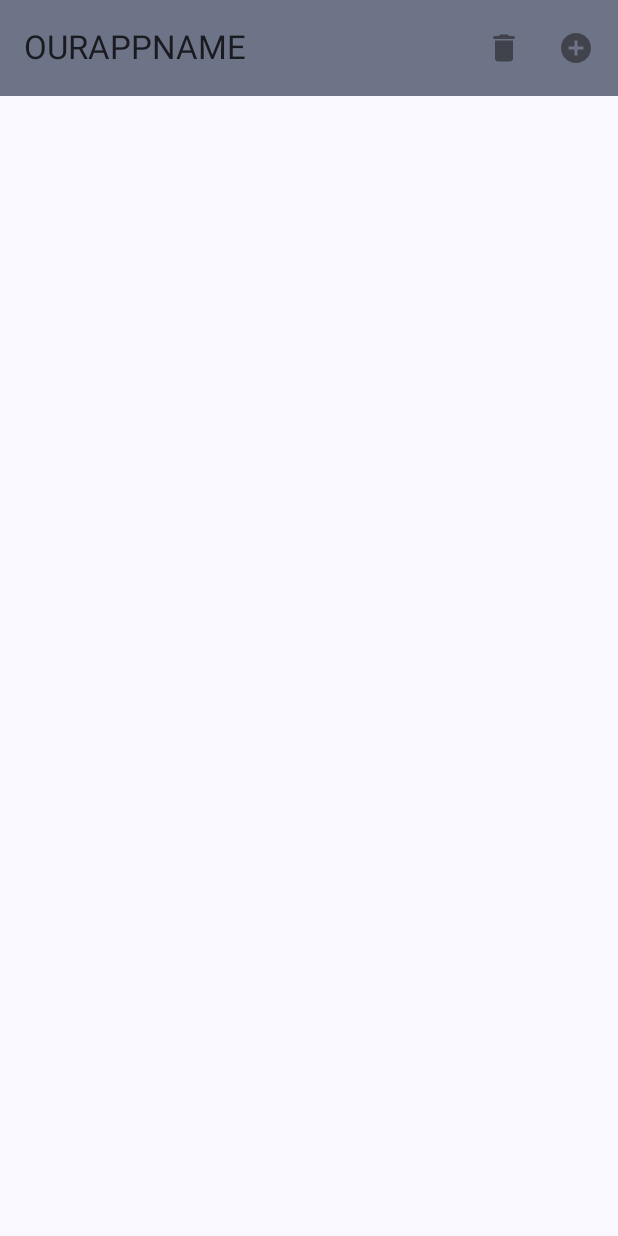
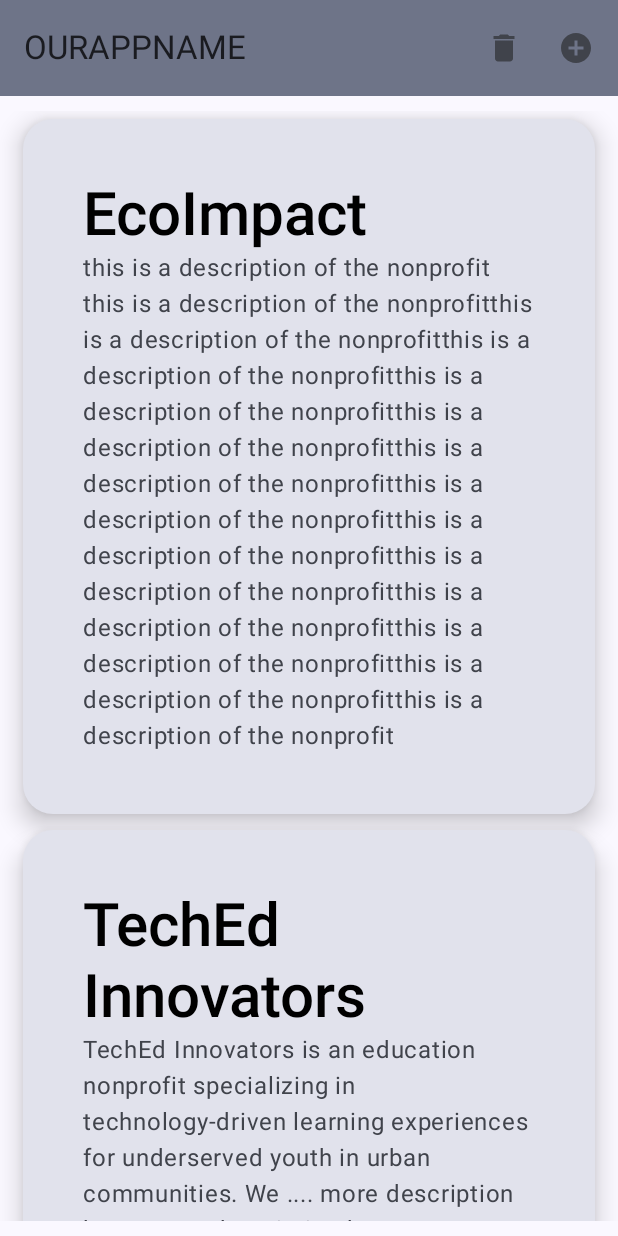
Before and after one commit to yaqubdiyaa/MobileFinalApp, an Android app built with Jetpack Compose: the composable LikedOrgs shown on its own in the app's theme, on a phone screen of 412 x 824 dp. Run offline under Robolectric (Android 15) with nearby library versions, the phone set to English and light mode, and no system bars; our stand-ins replace Dagger/Hilt's generated code, Room's generated code.

Commit message:
trying to figure out why not isLiked showing up in likedorgs

```diff
--- a/NonprofitApp/app/src/main/java/hu/ait/nonprofitapp/MainActivity.kt
+++ b/NonprofitApp/app/src/main/java/hu/ait/nonprofitapp/MainActivity.kt
@@ -36,8 +36,9 @@ class MainActivity : ComponentActivity() {
                     color = MaterialTheme.colorScheme.background
                 ) {
                     //NavGraph()
+                    LikedOrgs()
                     //MySwipePagePreview()
-                    MySwipePage()
+                    //MySwipePage()
                 }
 
             }
@@ -58,7 +59,7 @@ fun NavGraph(
         startDestination = "swipescreen"
     ) {
         composable("swipescreen") {
-           // MySwipePage(navController)
+            MySwipePage(navController)
             //LikedOrgs()
             //LoginScreen(
               //  onLoginSuccess = {
--- a/NonprofitApp/app/src/main/java/hu/ait/nonprofitapp/data/NonprofitAppDatabase.kt
+++ b/NonprofitApp/app/src/main/java/hu/ait/nonprofitapp/data/NonprofitAppDatabase.kt
@@ -5,7 +5,7 @@ import androidx.room.Database
 import androidx.room.Room
 import androidx.room.RoomDatabase
 
-@Database(entities = [NonprofitItem::class], version = 3, exportSchema = false)
+@Database(entities = [NonprofitItem::class], version = 9, exportSchema = false)
 abstract class NonprofitAppDatabase : RoomDatabase() {
 
     abstract fun nonprofitDao(): NonprofitDAO
--- a/NonprofitApp/app/src/main/java/hu/ait/nonprofitapp/data/NonprofitDAO.kt
+++ b/NonprofitApp/app/src/main/java/hu/ait/nonprofitapp/data/NonprofitDAO.kt
@@ -16,7 +16,7 @@ interface NonprofitDAO {
     fun getAllShopping(): Flow<List<NonprofitItem>>
 
 
-    @Query("SELECT * FROM nonprofittable WHERE isLiked")
+    @Query("SELECT * FROM nonprofittable WHERE isLiked=1")
     fun getAllLiked(): Flow<List<NonprofitItem>>
 
 
--- a/NonprofitApp/app/src/main/java/hu/ait/nonprofitapp/ui/screen/LikedOrgs.kt
+++ b/NonprofitApp/app/src/main/java/hu/ait/nonprofitapp/ui/screen/LikedOrgs.kt
@@ -50,6 +50,7 @@ import androidx.compose.material3.OutlinedCard
 import androidx.compose.material3.OutlinedTextField
 import androidx.compose.material3.TopAppBar
 import androidx.compose.material3.TopAppBarDefaults
+import androidx.compose.runtime.LaunchedEffect
 import androidx.compose.runtime.collectAsState
 import androidx.compose.runtime.getValue
 import androidx.compose.runtime.mutableStateOf
@@ -83,6 +84,89 @@ fun LikedOrgs(
 ) {
     val coroutineScope = rememberCoroutineScope()
 
+
+    LaunchedEffect(key1 = Unit) {
+        //create all the nonprofits and populate the app
+
+        val nonprofit1: NonprofitItem = NonprofitItem(
+            0, //id
+            "EcoImpact",
+            "this is a description of the nonprofit this " +
+                    "is a description of the nonprofitthis is a " +
+                    "description of the nonprofitthis is a description" +
+                    " of the nonprofitthis is a description of the " +
+                    "nonprofitthis is a description of the nonprofitthis is " +
+                    "a description of the nonprofitthis is a description of the " +
+                    "nonprofitthis is a description of the nonprofitthis is a " +
+                    "description of the nonprofitthis is a description of the nonprofit" +
+                    "this is a description of the nonprofitthis is a description of the " +
+                    "nonprofitthis is a description of the nonprofit",
+            NonprofitType.Environmental,
+            false
+        )
+
+        /*val nonprofit2: NonprofitItem = NonprofitItem(
+            1, //id
+            "Nonprofit name 2",
+            "this is a description of the nonprofit this " +
+                    "is a description of the nonprofitthis is a " +
+                    "description of the nonprofitthis is a description" +
+                    " of the nonprofitthis is a description of the " +
+                    "nonprofitthis is a description of the nonprofitthis is " +
+                    "a description of the nonprofitthis is a description of the " +
+                    "nonprofitthis is a description of the nonprofitthis is a " +
+                    "description of the nonprofitthis is a description of the nonprofit" +
+                    "this is a description of the nonprofitthis is a description of the " +
+                    "nonprofitthis is a description of the nonprofit",
+            NonprofitType.Arts_Culture,
+            false
+        )
+
+         */
+
+        val nonprofit3: NonprofitItem = NonprofitItem(
+            2, //id
+            "TechEd Innovators",
+            "TechEd Innovators is an education nonprofit specializing in technology-driven learning experiences " +
+                    "for underserved youth in urban communities. We .... more description here  more description here more description here " +
+                    "more description here more description here" +
+                    "more description here" +
+                    "more description here" +
+                    "more description here",
+            NonprofitType.Education,
+            false
+        )
+
+
+        val nonprofit4: NonprofitItem = NonprofitItem(
+            3, //id
+            "ThriveTogether",
+            "EmpowerPlus is a poverty-focused nonprofit" +
+                    " committed to breaking the cycle of poverty by providing " +
+                    "comprehensive support and resources to individuals " +
+                    "and families in economically disadvantaged communities.",
+            NonprofitType.Poverty,
+            false
+        )
+
+        nonprofitViewModel.addTodoList(
+            nonprofit1
+        )
+
+        /* nonprofitViewModel.addTodoList(
+             nonprofit2
+         )
+
+         */
+
+        nonprofitViewModel.addTodoList(
+            nonprofit3
+        )
+
+        nonprofitViewModel.addTodoList(
+            nonprofit4
+        )
+    }
 
     //TODO this is only supposed to get the liked stuff... confused...
     //its currently returning way more than the isliked
--- a/NonprofitApp/app/src/main/java/hu/ait/nonprofitapp/ui/screen/MySwipePage.kt
+++ b/NonprofitApp/app/src/main/java/hu/ait/nonprofitapp/ui/screen/MySwipePage.kt
@@ -69,13 +69,13 @@ import hu.ait.nonprofitapp.data.Profile
 @ExperimentalMaterial3Api
 @Composable
 fun MySwipePage(
-    //navController: NavController,
+    navController: NavController,
     nonprofitViewModel: OrgViewModel = hiltViewModel(),
     ) {
 
     val coroutineScope = rememberCoroutineScope()
+/*
 
-    /*
     LaunchedEffect(key1 = Unit) {
         //create all the nonprofits and populate the app
 
@@ -96,7 +96,7 @@ fun MySwipePage(
             false
         )
 
-        val nonprofit2: NonprofitItem = NonprofitItem(
+        /*val nonprofit2: NonprofitItem = NonprofitItem(
             1, //id
             "Nonprofit name 2",
             "this is a description of the nonprofit this " +
@@ -112,6 +112,8 @@ fun MySwipePage(
             NonprofitType.Arts_Culture,
             false
         )
+
+         */
 
         val nonprofit3: NonprofitItem = NonprofitItem(
             2, //id
@@ -142,19 +144,23 @@ fun MySwipePage(
             nonprofit1
         )
 
-        nonprofitViewModel.addTodoList(
+       /* nonprofitViewModel.addTodoList(
             nonprofit2
         )
 
+        */
+
         nonprofitViewModel.addTodoList(
-            nonprofit3)
+            nonprofit3
+        )
 
         nonprofitViewModel.addTodoList(
             nonprofit4
         )
     }
 
-     */
+
+ */
 
 
     var items by remember { mutableStateOf(SwipeConst.profileList) }
@@ -208,7 +214,7 @@ fun MySwipePage(
                     // text = swiperState.currentIndex.toString()
                     Log.i("Swiper", "swipe done, current index : ${swiperState.currentIndex}")
 
-                    //navController.navigate("likedorgs")
+                    navController.navigate("likedorgs")
 
 
                 }
@@ -339,6 +345,7 @@ private fun SwipeItemPreview() {
 
 
 
+/*
 @OptIn(ExperimentalMaterial3Api::class)
 @Preview
 @Preview(uiMode = UI_MODE_NIGHT_YES, name = "topAppbar-dark")
@@ -348,6 +355,8 @@ private fun MySwipePagePreview() {
         MySwipePage()
     }
 }
+
+ */
 
 
 
```
